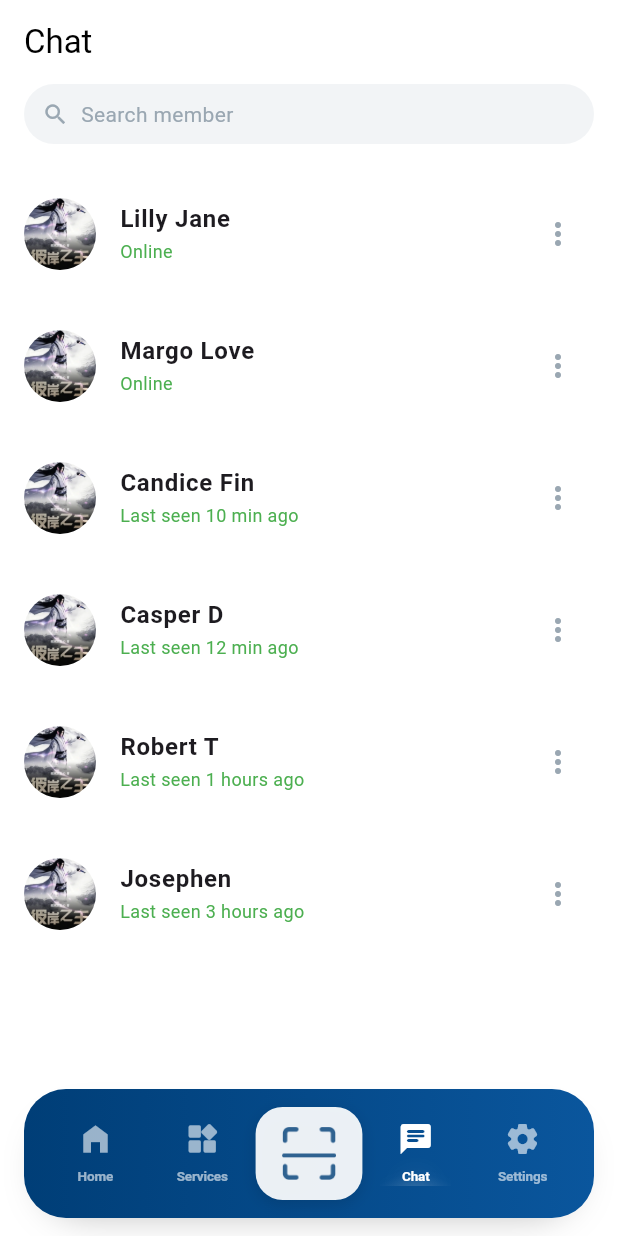
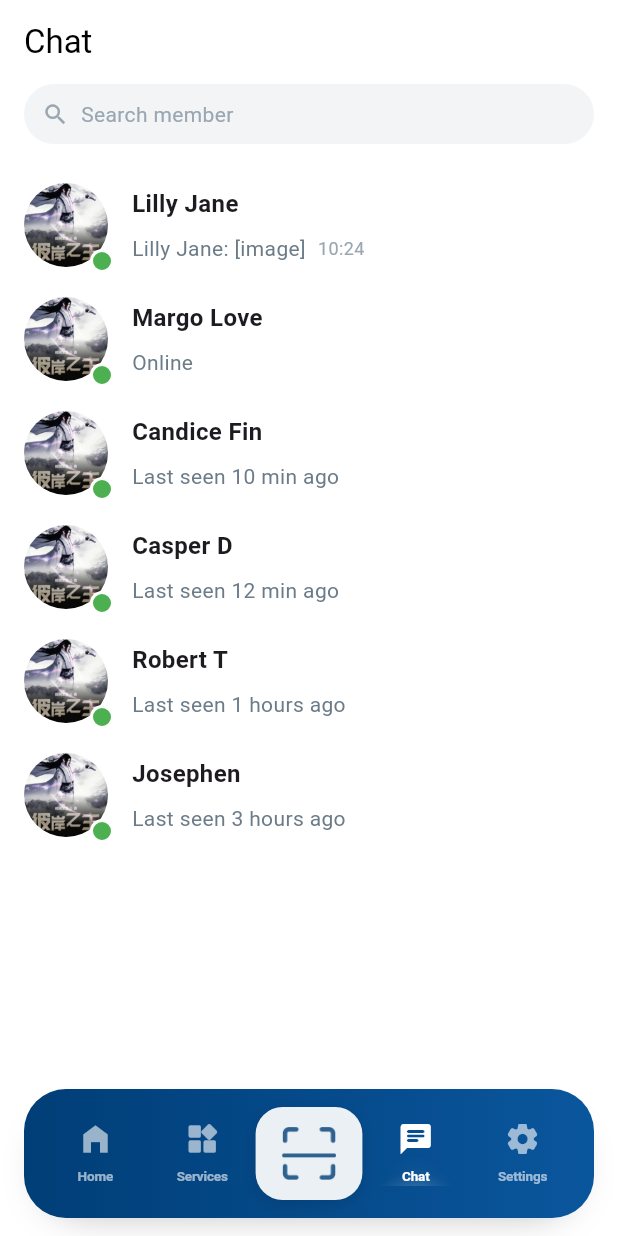
Before and after one commit to namthanhit/Time_Bank_Flutter, a Flutter app: the screen it shows after launch, item 4 of the bottom bar chosen, on a phone screen of 412 x 824 dp. Run offline on Flutter 3.47's test engine with Material 3 defaults, Android fonts, the phone set to English and light mode, and no system bars; our stand-ins replace dio, equatable, flutter_riverpod, flutter_secure_storage, freezed_annotation, pin_code_fields.

Commit message:
ui(chat): chỉnh ChatListItem - avatar và vị trí chấm trạng thái

```diff
--- a/lib/features/chat/ui/widgets/chat_list_item.dart
+++ b/lib/features/chat/ui/widgets/chat_list_item.dart
@@ -1,33 +1,100 @@
 import 'package:flutter/material.dart';
+import 'package:flutter_riverpod/flutter_riverpod.dart';
 import '../../domain/models/thread.dart';
+import '../../domain/models/message.dart';
+import '../../providers/chat_providers.dart';
 
-class ChatListItem extends StatelessWidget {
+class ChatListItem extends ConsumerWidget {
   final Thread thread;
   final VoidCallback? onTap;
   const ChatListItem({Key? key, required this.thread, this.onTap}) : super(key: key);
 
   @override
-  Widget build(BuildContext context) {
-    return ListTile(
-      contentPadding: const EdgeInsets.symmetric(horizontal: 16, vertical: 8),
-      leading: CircleAvatar(
-        radius: 24,
-        backgroundColor: Colors.white,
-        backgroundImage: AssetImage(thread.avatar),
-      ),
-      title: Text(thread.name, style: const TextStyle(fontWeight: FontWeight.w700)),
-      subtitle: Text(
-        thread.subtitle,
-        style: TextStyle(
-          fontSize: 12,
-          color: thread.online ? Colors.green : const Color(0xFF6B7B88),
+  Widget build(BuildContext context, WidgetRef ref) {
+    final messagesAsync = ref.watch(messagesProvider(thread.id));
+
+    // get messages if provider has data, otherwise empty
+    final messages = messagesAsync.maybeWhen(data: (m) => m, orElse: () => <Message>[]);
+    Message? lastMsg;
+    if (messages.isNotEmpty) {
+      lastMsg = messages.reduce((a, b) => a.createdAt.isAfter(b.createdAt) ? a : b);
+    }
+
+    final subtitleText = lastMsg == null ? thread.subtitle : '${lastMsg.fromMe ? 'Tôi' : lastMsg.senderName}: ${lastMsg.text}';
+    final lastTime = lastMsg == null ? null : '${lastMsg.createdAt.hour.toString().padLeft(2, '0')}:${lastMsg.createdAt.minute.toString().padLeft(2, '0')}';
+
+    return Padding(
+      padding: const EdgeInsets.symmetric(horizontal: 16, vertical: 10),
+      child: InkWell(
+        onTap: onTap,
+        borderRadius: BorderRadius.circular(8),
+        child: Row(
+        children: [
+          // leading avatar
+          SizedBox(
+            width: 56,
+            child: Stack(
+              clipBehavior: Clip.none,
+              children: [
+                CircleAvatar(
+                  radius: 28,
+                  backgroundColor: Colors.white,
+                  backgroundImage: AssetImage(thread.avatar),
+                ),
+                Positioned(
+                  bottom: -4,
+                  right: -4,
+                  child: Container(
+                    width: 16,
+                    height: 16,
+                    decoration: BoxDecoration(
+                      color: thread.online ? Colors.green : const Color(0xFF9AA7B2),
+                      shape: BoxShape.circle,
+                      border: Border.all(color: Colors.white, width: 2),
+                    ),
+                  ),
+                ),
+              ],
+            ),
+          ),
+          const SizedBox(width: 16),
+          // middle (title + subtitle with inline time)
+          Expanded(
+            child: Column(
+              crossAxisAlignment: CrossAxisAlignment.start,
+              mainAxisSize: MainAxisSize.min,
+              children: [
+                Text(thread.name, style: const TextStyle(fontWeight: FontWeight.w700, fontSize: 16)),
+                const SizedBox(height: 8),
+                Row(
+                  crossAxisAlignment: CrossAxisAlignment.center,
+                  children: [
+                    Flexible(
+                      fit: FlexFit.loose,
+                      child: ConstrainedBox(
+                        constraints: BoxConstraints(
+                          maxWidth: MediaQuery.of(context).size.width * 0.6,
+                        ),
+                        child: Text(
+                          subtitleText,
+                          maxLines: 1,
+                          overflow: TextOverflow.ellipsis,
+                          style: const TextStyle(fontSize: 14, color: Color(0xFF6B7B88)),
+                        ),
+                      ),
+                    ),
+                    if (lastTime != null) ...[
+                      const SizedBox(width: 8),
+                      Text(lastTime, style: const TextStyle(fontSize: 12, color: Color(0xFF9AA7B2))),
+                    ],
+                  ],
+                ),
+              ],
+            ),
+          ),
+        ],
         ),
       ),
-      trailing: IconButton(
-        icon: const Icon(Icons.more_vert, color: Color(0xFF9AA7B2)),
-        onPressed: () {},
-      ),
-      onTap: onTap,
     );
   }
 }
```
